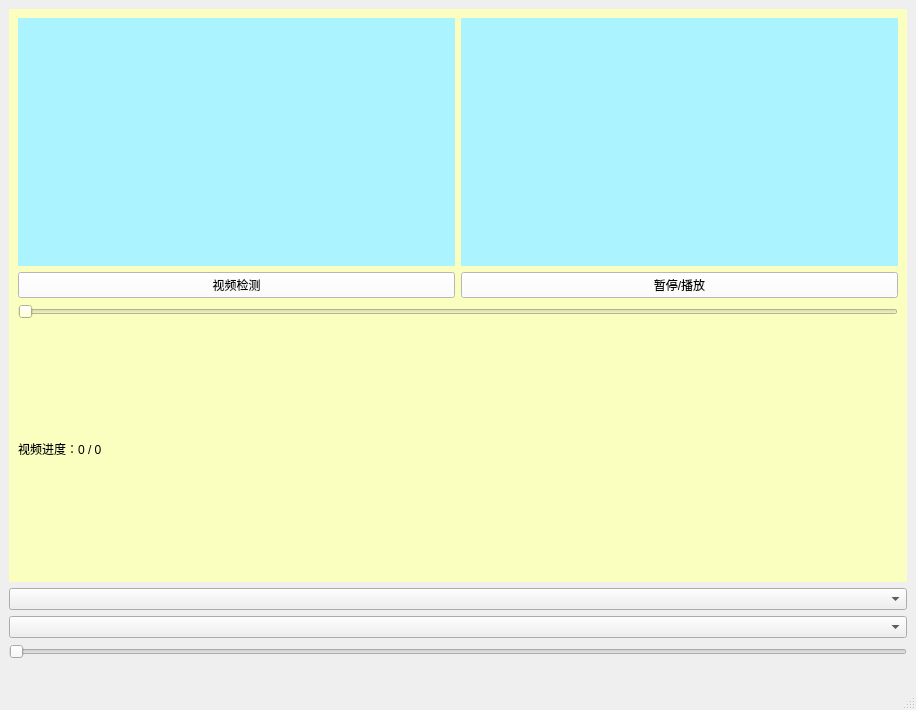
The window that main_window.ui (YangZH454/ultralytics-8.3.86) describes before a commit, drawn with Qt 5.
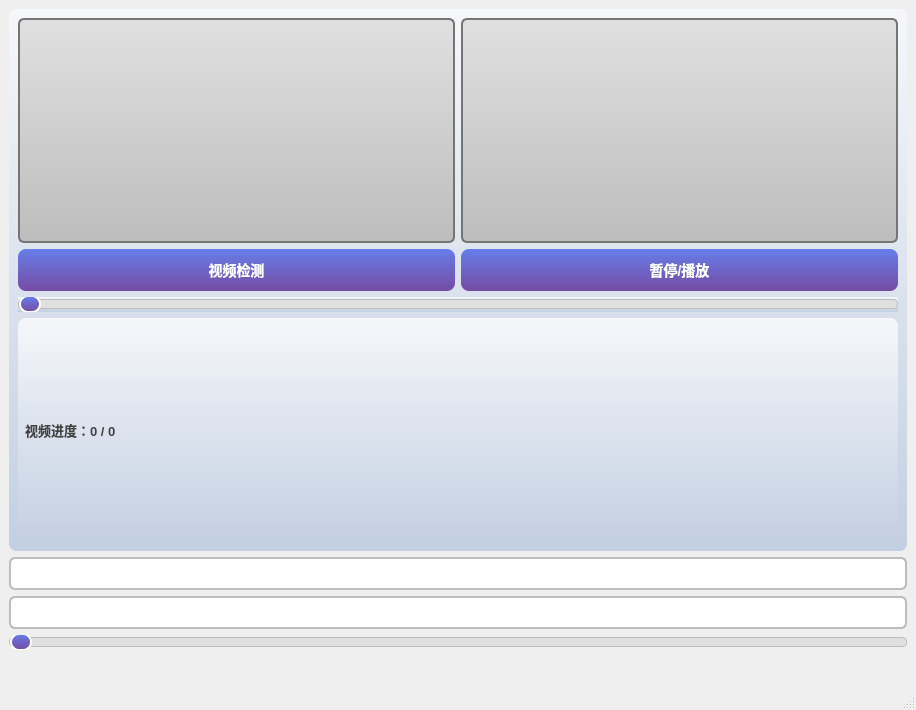
The same window after the commit. The open tabs and pages were chosen to show the change.

```diff
--- a/main_window.ui
+++ b/main_window.ui
@@ -18,10 +18,8 @@
     <item>
      <widget class="QStackedWidget" name="stackedWidget">
       <property name="styleSheet">
-       <string notr="true">background-color: rgb(253, 255, 217);
-background-color: rgb(213, 255, 206);
-background-color: rgb(255, 255, 120);
-background-color: rgb(250, 255, 192);</string>
+       <string notr="true">background: qlineargradient(x1:0, y1:0, x2:0, y2:1, stop:0 #f5f7fa, stop:1 #c3cfe2);
+border-radius: 8px;</string>
       </property>
       <property name="currentIndex">
        <number>1</number>
@@ -112,7 +110,10 @@
           <item>
            <widget class="QLabel" name="orig_video_label">
             <property name="styleSheet">
-             <string notr="true">background-color: rgb(171, 244, 255);</string>
+             <string notr="true">background: qlineargradient(x1:0, y1:0, x2:0, y2:1, stop:0 #e0e0e0, stop:1 #bdbdbd);
+border: 2px solid #757575;
+border-radius: 6px;
+padding: 2px;</string>
             </property>
             <property name="text">
              <string/>
@@ -122,7 +123,10 @@
           <item>
            <widget class="QLabel" name="det_video_label">
             <property name="styleSheet">
-             <string notr="true">background-color: rgb(171, 244, 255);</string>
+             <string notr="true">background: qlineargradient(x1:0, y1:0, x2:0, y2:1, stop:0 #e0e0e0, stop:1 #bdbdbd);
+border: 2px solid #757575;
+border-radius: 6px;
+padding: 2px;</string>
             </property>
             <property name="text">
              <string/>
@@ -136,7 +140,21 @@
           <item>
            <widget class="QPushButton" name="pushButton_video">
             <property name="styleSheet">
-             <string notr="true">background-color: rgb(255, 255, 255);</string>
+             <string notr="true">QPushButton {
+    background: qlineargradient(x1:0, y1:0, x2:0, y2:1, stop:0 #667eea, stop:1 #764ba2);
+    color: white;
+    border: none;
+    border-radius: 8px;
+    padding: 10px;
+    font-size: 14px;
+    font-weight: bold;
+}
+QPushButton:hover {
+    background: qlineargradient(x1:0, y1:0, x2:0, y2:1, stop:0 #7c8ff0, stop:1 #8a5fb8);
+}
+QPushButton:pressed {
+    background: qlineargradient(x1:0, y1:0, x2:0, y2:1, stop:0 #5568d9, stop:1 #6a3a92);
+}</string>
             </property>
             <property name="text">
              <string>视频检测</string>
@@ -146,7 +164,21 @@
           <item>
            <widget class="QPushButton" name="pushButton_video_pause">
             <property name="styleSheet">
-             <string notr="true">background-color: rgb(255, 255, 255);</string>
+             <string notr="true">QPushButton {
+    background: qlineargradient(x1:0, y1:0, x2:0, y2:1, stop:0 #667eea, stop:1 #764ba2);
+    color: white;
+    border: none;
+    border-radius: 8px;
+    padding: 10px;
+    font-size: 14px;
+    font-weight: bold;
+}
+QPushButton:hover {
+    background: qlineargradient(x1:0, y1:0, x2:0, y2:1, stop:0 #7c8ff0, stop:1 #8a5fb8);
+}
+QPushButton:pressed {
+    background: qlineargradient(x1:0, y1:0, x2:0, y2:1, stop:0 #5568d9, stop:1 #6a3a92);
+}</string>
             </property>
             <property name="text">
              <string>暂停/播放</string>
@@ -160,10 +192,34 @@
           <property name="orientation">
            <enum>Qt::Orientation::Horizontal</enum>
           </property>
+          <property name="styleSheet">
+           <string notr="true">QSlider::groove:horizontal {
+    border: 1px solid #bdbdbd;
+    height: 8px;
+    background: #e0e0e0;
+    border-radius: 4px;
+}
+QSlider::handle:horizontal {
+    background: qlineargradient(x1:0, y1:0, x2:0, y2:1, stop:0 #667eea, stop:1 #764ba2);
+    border: 2px solid white;
+    width: 18px;
+    margin: -5px 0;
+    border-radius: 9px;
+}
+QSlider::handle:horizontal:hover {
+    background: qlineargradient(x1:0, y1:0, x2:0, y2:1, stop:0 #7c8ff0, stop:1 #8a5fb8);
+}</string>
+          </property>
          </widget>
         </item>
         <item>
          <widget class="QLabel" name="label_video_progress">
+          <property name="styleSheet">
+           <string notr="true">color: #424242;
+font-size: 13px;
+font-weight: 500;
+padding: 4px;</string>
+          </property>
           <property name="text">
            <string>视频进度：0 / 0</string>
           </property>
@@ -174,20 +230,92 @@
      </widget>
     </item>
     <item>
-     <widget class="QComboBox" name="comboBox_page"/>
+     <widget class="QComboBox" name="comboBox_page">
+      <property name="styleSheet">
+       <string notr="true">QComboBox {
+    background: white;
+    border: 2px solid #bdbdbd;
+    border-radius: 6px;
+    padding: 6px;
+    font-size: 13px;
+}
+QComboBox:hover {
+    border-color: #667eea;
+}
+QComboBox::drop-down {
+    border: none;
+    width: 20px;
+}
+QComboBox::down-arrow {
+    image: none;
+    border-left: 5px solid transparent;
+    border-right: 5px solid transparent;
+    border-top: 6px solid #667eea;
+    margin-right: 5px;
+}</string>
+      </property>
+     </widget>
     </item>
     <item>
-     <widget class="QComboBox" name="comboBox_model"/>
+     <widget class="QComboBox" name="comboBox_model">
+      <property name="styleSheet">
+       <string notr="true">QComboBox {
+    background: white;
+    border: 2px solid #bdbdbd;
+    border-radius: 6px;
+    padding: 6px;
+    font-size: 13px;
+}
+QComboBox:hover {
+    border-color: #667eea;
+}
+QComboBox::drop-down {
+    border: none;
+    width: 20px;
+}
+QComboBox::down-arrow {
+    image: none;
+    border-left: 5px solid transparent;
+    border-right: 5px solid transparent;
+    border-top: 6px solid #667eea;
+    margin-right: 5px;
+}</string>
+      </property>
+     </widget>
     </item>
     <item>
      <widget class="QSlider" name="horizontalSlider_model">
       <property name="orientation">
        <enum>Qt::Orientation::Horizontal</enum>
       </property>
+      <property name="styleSheet">
+       <string notr="true">QSlider::groove:horizontal {
+    border: 1px solid #bdbdbd;
+    height: 8px;
+    background: #e0e0e0;
+    border-radius: 4px;
+}
+QSlider::handle:horizontal {
+    background: qlineargradient(x1:0, y1:0, x2:0, y2:1, stop:0 #667eea, stop:1 #764ba2);
+    border: 2px solid white;
+    width: 18px;
+    margin: -5px 0;
+    border-radius: 9px;
+}
+QSlider::handle:horizontal:hover {
+    background: qlineargradient(x1:0, y1:0, x2:0, y2:1, stop:0 #7c8ff0, stop:1 #8a5fb8);
+}</string>
+      </property>
      </widget>
     </item>
     <item>
      <widget class="QLabel" name="label_conf">
+      <property name="styleSheet">
+       <string notr="true">color: #424242;
+font-size: 13px;
+font-weight: 500;
+padding: 4px;</string>
+      </property>
       <property name="text">
        <string/>
       </property>
```
Left out of the diff: 57 changed lines with no effect on the pictures.
